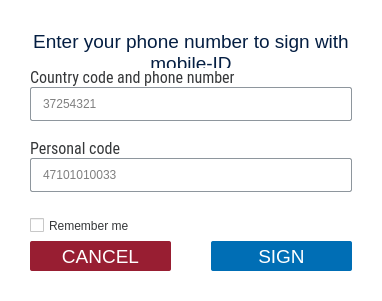
First picture: the form in client/dialogs/MobileDialog.ui, repository open-eid/DigiDoc4-Client, before the edit.
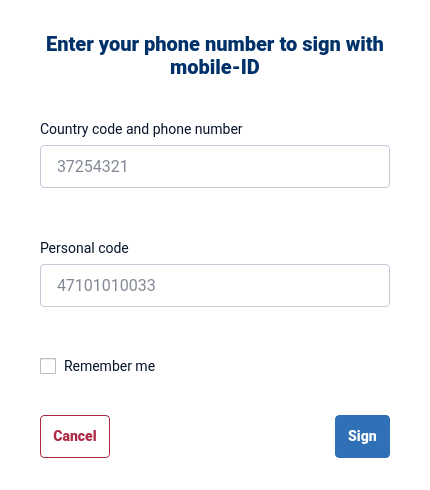
Second picture: the form after the edit. Icons and pictures are not drawn. Custom widgets are drawn as their Qt base class.

Commit message:
Update dialogs with new UI guidlines (#1298)
* SmartID
* MobileID
* MobileProgress
* PinPopup
* PinUnblock
* RoleAddress

IB-7965

```diff
--- a/client/dialogs/MobileDialog.ui
+++ b/client/dialogs/MobileDialog.ui
@@ -9,8 +9,8 @@
    <rect>
     <x>0</x>
     <y>0</y>
-    <width>382</width>
-    <height>301</height>
+    <width>430</width>
+    <height>481</height>
    </rect>
   </property>
   <property name="windowTitle">
@@ -18,92 +18,119 @@
   </property>
   <property name="styleSheet">
    <string notr="true">QWidget {
+font-family: Roboto, Helvetica;
+font-size: 14px;
+}
+#MobileDialog {
 background-color: #FFFFFF;
-color: #000000;
-border-radius: 2px;
+border-radius: 4px;
+}
+#label {
+color: #003168;
+font-size: 20px;
+font-weight: 700;
 }
 #labelCode, #labelPhone {
-color: #353739
+color: #07142A;
 }
 #errorCode, #errorPhone {
-color: #c53e3e
+color: #AD2A45;
 }
 QLineEdit {
-padding: 0px 10px;
-border: 1px solid #8E969D;
-border-radius: 2px;
+padding: 10px 14px;
+border: 1px solid #C4CBD8;
+border-radius: 4px;
+color: #07142A;
+placeholder-text-color: #607496;
+font-size: 16px;
 }
 QCheckBox {
-color: #353739;
-min-height: 31px;
-spacing: 5px;
+spacing: 8px;
+color: #07142A;
+border: none; /*Workaround for right padding*/
 }
 QCheckBox:disabled {
-color: #727679;
+color: #C4CBD8;
 }
 QCheckBox::indicator {
-width: 14px;
-height: 14px;
+width: 16px;
+height: 16px;
 }
 QCheckBox::indicator:unchecked {
-image: url(:/images/icon_checkbox.png);
+image: url(:/images/icon_checkbox.svg);
+}
+QCheckBox::indicator:unchecked:hover {
+image: url(:/images/icon_checkbox_active.svg);
+}
+QCheckBox::indicator:unchecked:disabled {
+image: url(:/images/icon_checkbox_disabled.svg);
 }
 QCheckBox::indicator:checked {
-image: url(:/images/icon_checkbox_check.png);
+image: url(:/images/icon_checkbox_check.svg);
+}
+QCheckBox::indicator:checked:hover {
+image: url(:/images/icon_checkbox_check_active.svg);
+}
+QCheckBox::indicator:checked:disabled {
+image: url(:/images/icon_checkbox_check_disabled.svg);
 }
 QPushButton {
-border-radius: 2px; 
-border: none;
-color: #ffffff;
-background-color: #981E32;
+padding: 12px 12px;
+border-radius: 4px;
+border: 1px solid #AD2A45;
+color: #AD2A45;
+font-weight: 700;
+}
+QPushButton:hover {
+background-color: #F5EBED;
 }
 QPushButton:pressed {
 background-color: #F24A66;
 }
-QPushButton:hover:!pressed {
-background-color: #CD2541;
+QPushButton:default {
+color: #ffffff;
+border-color: #2F70B6;
+background-color: #2F70B6;
 }
-QPushButton::default {
-background-color: #006EB5;
+QPushButton:default:hover {
+background-color: #2B66A6;
 }
 QPushButton::default:pressed {
 background-color: #41B6E6;
 }
-QPushButton::default:hover:!pressed {
-background-color: #008DCF;
-}
-QPushButton::default:disabled {
-background-color: #BEDBED;
+QPushButton:default:disabled {
+background-color: #2F70B6;
 }</string>
   </property>
   <layout class="QVBoxLayout" name="MobileIDDialogLayout">
    <property name="spacing">
-    <number>0</number>
+    <number>40</number>
+   </property>
+   <property name="sizeConstraint">
+    <enum>QLayout::SizeConstraint::SetFixedSize</enum>
    </property>
    <property name="leftMargin">
-    <number>30</number>
+    <number>40</number>
    </property>
    <property name="topMargin">
-    <number>30</number>
+    <number>32</number>
    </property>
    <property name="rightMargin">
-    <number>30</number>
+    <number>40</number>
    </property>
    <property name="bottomMargin">
-    <number>30</number>
+    <number>32</number>
    </property>
    <item>
-    <widget class="QLabel" name="labelNameId">
-     <property name="font">
-      <font>
-       <pointsize>14</pointsize>
-      </font>
+    <widget class="QLabel" name="label">
+     <property name="minimumSize">
+      <size>
+       <width>350</width>
+       <height>0</height>
+      </size>
      </property>
      <property name="focusPolicy">
-      <enum>Qt::TabFocus</enum>
-     </property>
-     <property name="styleSheet">
-      <string notr="true">color: #041E42;</string>
+      <enum>Qt::FocusPolicy::TabFocus</enum>
      </property>
      <property name="text">
       <string>Enter your phone number to sign with mobile-ID</string>
@@ -117,25 +144,22 @@
     </widget>
    </item>
    <item>
-    <spacer name="topSpacer">
-     <property name="orientation">
-      <enum>Qt::Vertical</enum>
+    <layout class="QVBoxLayout" name="layoutContent">
+     <property name="spacing">
+      <number>24</number>
      </property>
-     <property name="sizeHint" stdset="0">
-      <size>
-       <width>20</width>
-       <height>8</height>
-      </size>
-     </property>
-    </spacer>
-   </item>
+     <item>
+      <layout class="QVBoxLayout" name="layoutPhone">
+       <property name="spacing">
+        <number>6</number>
+       </property>
    <item>
     <widget class="QLabel" name="labelPhone">
-     <property name="font">
-      <font>
-       <family>Roboto Condensed</family>
-       <pointsize>12</pointsize>
-      </font>
+         <property name="minimumSize">
+          <size>
+           <width>0</width>
+           <height>20</height>
+          </size>
      </property>
      <property name="text">
       <string>Country code and phone number</string>
@@ -147,12 +171,6 @@
    </item>
    <item>
     <widget class="LineEdit" name="phoneNo">
-     <property name="minimumSize">
-      <size>
-       <width>0</width>
-       <height>34</height>
-      </size>
-     </property>
      <property name="placeholderText">
       <string notr="true">37254321</string>
      </property>
@@ -160,20 +178,28 @@
    </item>
    <item>
     <widget class="QLabel" name="errorPhone">
-     <property name="font">
-      <font>
-       <pointsize>12</pointsize>
-      </font>
+         <property name="minimumSize">
+          <size>
+           <width>0</width>
+           <height>20</height>
+          </size>
      </property>
     </widget>
    </item>
+      </layout>
+     </item>
+     <item>
+      <layout class="QVBoxLayout" name="layoutCode">
+       <property name="spacing">
+        <number>6</number>
+       </property>
    <item>
     <widget class="QLabel" name="labelCode">
-     <property name="font">
-      <font>
-       <family>Roboto Condensed</family>
-       <pointsize>12</pointsize>
-      </font>
+         <property name="minimumSize">
+          <size>
+           <width>0</width>
+           <height>20</height>
+          </size>
      </property>
      <property name="text">
       <string>Personal code</string>
@@ -185,12 +211,6 @@
    </item>
    <item>
     <widget class="LineEdit" name="idCode">
-     <property name="minimumSize">
-      <size>
-       <width>0</width>
-       <height>34</height>
-      </size>
-     </property>
      <property name="placeholderText">
       <string notr="true">47101010033</string>
      </property>
@@ -198,51 +218,38 @@
    </item>
    <item>
     <widget class="QLabel" name="errorCode">
-     <property name="font">
-      <font>
-       <pointsize>12</pointsize>
-      </font>
+         <property name="minimumSize">
+          <size>
+           <width>0</width>
+           <height>20</height>
+          </size>
      </property>
     </widget>
    </item>
+      </layout>
+     </item>
    <item>
-    <widget class="CheckBox" name="cbRemember">
+      <widget class="QCheckBox" name="cbRemember">
+       <property name="minimumSize">
+        <size>
+         <width>0</width>
+         <height>17</height>
+        </size>
+       </property>
      <property name="text">
       <string>Remember me</string>
      </property>
     </widget>
    </item>
-   <item>
-    <spacer name="bottomSpacer">
-     <property name="orientation">
-      <enum>Qt::Vertical</enum>
-     </property>
-     <property name="sizeHint" stdset="0">
-      <size>
-       <width>20</width>
-       <height>8</height>
-      </size>
-     </property>
-    </spacer>
+    </layout>
    </item>
    <item>
     <layout class="QHBoxLayout" name="buttonLayout">
      <property name="spacing">
-      <number>40</number>
+      <number>0</number>
      </property>
      <item>
       <widget class="QPushButton" name="cancel">
-       <property name="minimumSize">
-        <size>
-         <width>0</width>
-         <height>30</height>
-        </size>
-       </property>
-       <property name="font">
-        <font>
-         <pointsize>14</pointsize>
-        </font>
-       </property>
        <property name="cursor">
         <cursorShape>PointingHandCursor</cursorShape>
        </property>
@@ -250,26 +257,28 @@
         <string extracomment="accessible">Cancel</string>
        </property>
        <property name="text">
-        <string>CANCEL</string>
+        <string>Cancel</string>
        </property>
        <property name="autoDefault">
         <bool>false</bool>
        </property>
       </widget>
      </item>
+     <item>
+      <spacer name="buttonSpacer">
+       <property name="orientation">
+        <enum>Qt::Orientation::Horizontal</enum>
+       </property>
+       <property name="sizeHint" stdset="0">
+        <size>
+         <width>40</width>
+         <height>20</height>
+        </size>
+       </property>
+      </spacer>
+     </item>
      <item>
       <widget class="QPushButton" name="sign">
-       <property name="minimumSize">
-        <size>
-         <width>0</width>
-         <height>30</height>
-        </size>
-       </property>
-       <property name="font">
-        <font>
-         <pointsize>14</pointsize>
-        </font>
-       </property>
        <property name="cursor">
         <cursorShape>PointingHandCursor</cursorShape>
        </property>
@@ -277,7 +286,7 @@
         <string extracomment="accessible">Sign</string>
        </property>
        <property name="text">
-        <string>SIGN</string>
+        <string>Sign</string>
        </property>
        <property name="default">
         <bool>true</bool>
@@ -289,11 +298,6 @@
   </layout>
  </widget>
  <customwidgets>
-  <customwidget>
-   <class>CheckBox</class>
-   <extends>QCheckBox</extends>
-   <header>widgets/CheckBox.h</header>
-  </customwidget>
   <customwidget>
    <class>LineEdit</class>
    <extends>QLineEdit</extends>
```
Left out of the diff: 18 changed lines with no effect on the pictures. Lines whose indentation alone changed are shown as unchanged. The commit also changes 28 other files.
